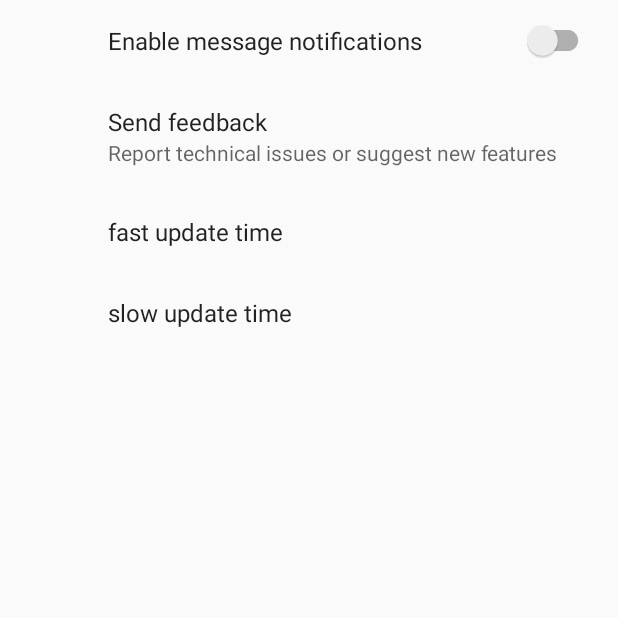
After one commit to russellu/hotlocs, an Android app: the SettingsActivity screen opened directly, with no data from a screen before it, on a phone screen of 412 x 824 dp, the top half of it. The commit adds this screen. Run offline under Robolectric (Android 15) with nearby library versions, the phone set to English and light mode, and no system bars; our stand-ins replace androidx.preference.

Commit message:
Add more setting

```diff
--- a/app/src/main/java/com/russ/locationalarm/HeatmapLogic.java
+++ b/app/src/main/java/com/russ/locationalarm/HeatmapLogic.java
@@ -39,7 +39,7 @@ public class HeatmapLogic {
 
     public static ArrayList<SerialLatLng> listLatLngs = new ArrayList<SerialLatLng>();
 
-    public final static double MIN_DIST = 0.0000025;
+    public final static double MIN_DIST = 0.00025;
 
 
 
--- /dev/null
+++ b/app/src/main/java/com/russ/locationalarm/SettingsActivity.java
@@ -0,0 +1,30 @@
+package com.russ.locationalarm;
+
+import android.os.Bundle;
+import androidx.appcompat.app.ActionBar;
+import androidx.appcompat.app.AppCompatActivity;
+import androidx.preference.PreferenceFragmentCompat;
+
+public class SettingsActivity extends AppCompatActivity {
+
+    @Override
+    protected void onCreate(Bundle savedInstanceState) {
+        super.onCreate(savedInstanceState);
+        setContentView(R.layout.settings_activity);
+        getSupportFragmentManager()
+                .beginTransaction()
+                .replace(R.id.settings, new SettingsFragment())
+                .commit();
+        ActionBar actionBar = getSupportActionBar();
+        if (actionBar != null) {
+            actionBar.setDisplayHomeAsUpEnabled(true);
+        }
+    }
+
+    public static class SettingsFragment extends PreferenceFragmentCompat {
+        @Override
+        public void onCreatePreferences(Bundle savedInstanceState, String rootKey) {
+            setPreferencesFromResource(R.xml.preferences, rootKey);
+        }
+    }
+}
--- /dev/null
+++ b/app/src/main/res/layout/settings_activity.xml
@@ -0,0 +1,9 @@
+<LinearLayout
+        xmlns:android="http://schemas.android.com/apk/res/android"
+        android:layout_width="match_parent"
+        android:layout_height="match_parent">
+    <FrameLayout
+            android:id="@+id/settings"
+            android:layout_width="match_parent"
+            android:layout_height="match_parent"/>
+</LinearLayout>
--- /dev/null
+++ b/app/src/main/res/xml/preferences.xml
@@ -0,0 +1,25 @@
+<?xml version="1.0" encoding="utf-8"?>
+<PreferenceScreen
+        xmlns:android="http://schemas.android.com/apk/res/android" xmlns:app="http://schemas.android.com/apk/res-auto">
+
+    <SwitchPreferenceCompat
+            app:key="notifications"
+            app:title="Enable message notifications"/>
+
+    <Preference
+            app:key="feedback"
+            app:title="Send feedback"
+            app:summary="Report technical issues or suggest new features"/>
+    <EditTextPreference
+            android:defaultValue="Fast update time"
+            android:selectAllOnFocus="true"
+            android:singleLine="true"
+            android:title="fast update time" android:key="edit_text_preference_1"/>
+    <EditTextPreference
+            android:defaultValue="Slow update time"
+            android:selectAllOnFocus="true"
+            android:singleLine="true"
+            android:title="slow update time" android:key="edit_text_preference_2" android:layout_width="wrap_content"
+            android:layout_height="wrap_content"/>
+
+</PreferenceScreen>
```
Also changed, not shown: app/build.gradle (+5 -5 lines), app/src/main/AndroidManifest.xml (+12 -13 lines), app/src/main/java/com/russ/locationalarm/MapsActivity.java (+119 -23 lines), app/src/main/res/layout/activity_maps.xml (+17 -6 lines), app/src/main/res/menu/menu.xml (added, +26 -0 lines), app/src/main/res/values/arrays.xml (added, +12 -0 lines), app/src/main/res/values/strings.xml (+24 -4 lines), 2 other files.
